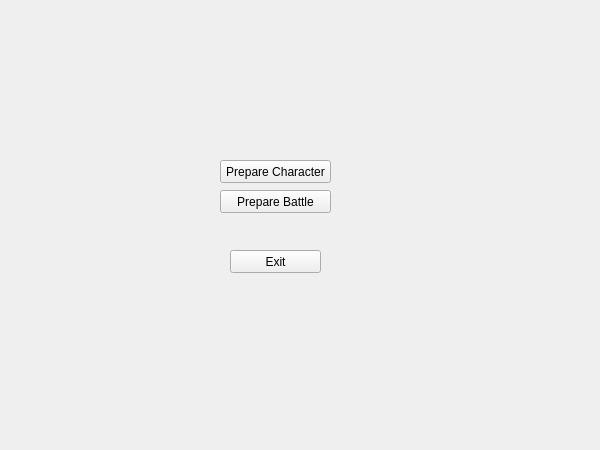
Above: GCS-GUI/mainwindow.ui from PajTajster/GCS-GUI before the change. Below: the same form after it.
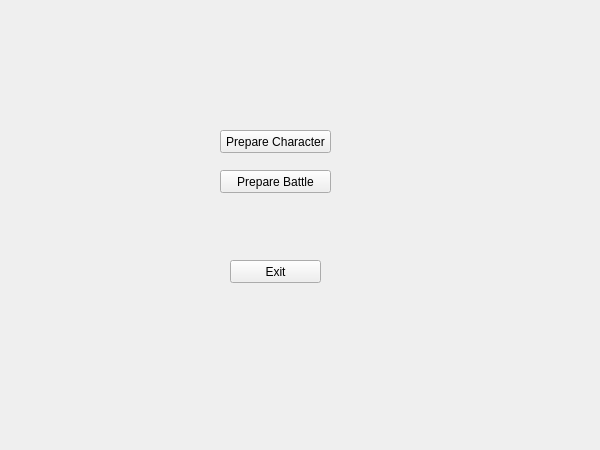
That is the form after the change.

Commit message: Changed design to the better working one.

The edit to the form file:
```diff
--- a/GCS-GUI/mainwindow.ui
+++ b/GCS-GUI/mainwindow.ui
@@ -20,11 +20,37 @@
    <string>MainWindow</string>
   </property>
   <widget class="QWidget" name="centralWidget">
+   <widget class="QStackedWidget" name="stackedWidget">
+    <property name="geometry">
+     <rect>
+      <x>0</x>
+      <y>0</y>
+      <width>601</width>
+      <height>451</height>
+     </rect>
+    </property>
+    <property name="currentIndex">
+     <number>0</number>
+    </property>
+    <widget class="QWidget" name="mainMenu">
+     <widget class="QPushButton" name="prepareCharacterButton">
+      <property name="geometry">
+       <rect>
+        <x>220</x>
+        <y>130</y>
+        <width>111</width>
+        <height>23</height>
+       </rect>
+      </property>
+      <property name="text">
+       <string>Prepare Character</string>
+      </property>
+     </widget>
    <widget class="QPushButton" name="exitButton">
     <property name="geometry">
      <rect>
       <x>230</x>
-      <y>250</y>
+        <y>260</y>
       <width>91</width>
       <height>23</height>
      </rect>
@@ -37,7 +63,7 @@
     <property name="geometry">
      <rect>
       <x>220</x>
-      <y>190</y>
+        <y>170</y>
       <width>111</width>
       <height>23</height>
      </rect>
@@ -46,18 +72,8 @@
      <string>Prepare Battle</string>
     </property>
    </widget>
-   <widget class="QPushButton" name="prepareCharacterButton">
-    <property name="geometry">
-     <rect>
-      <x>220</x>
-      <y>160</y>
-      <width>111</width>
-      <height>23</height>
-     </rect>
-    </property>
-    <property name="text">
-     <string>Prepare Character</string>
-    </property>
+    </widget>
+    <widget class="QWidget" name="playerCreationMenu"/>
    </widget>
   </widget>
  </widget>
```
Lines whose indentation alone changed are shown as unchanged. The commit also changes 4 other files.
